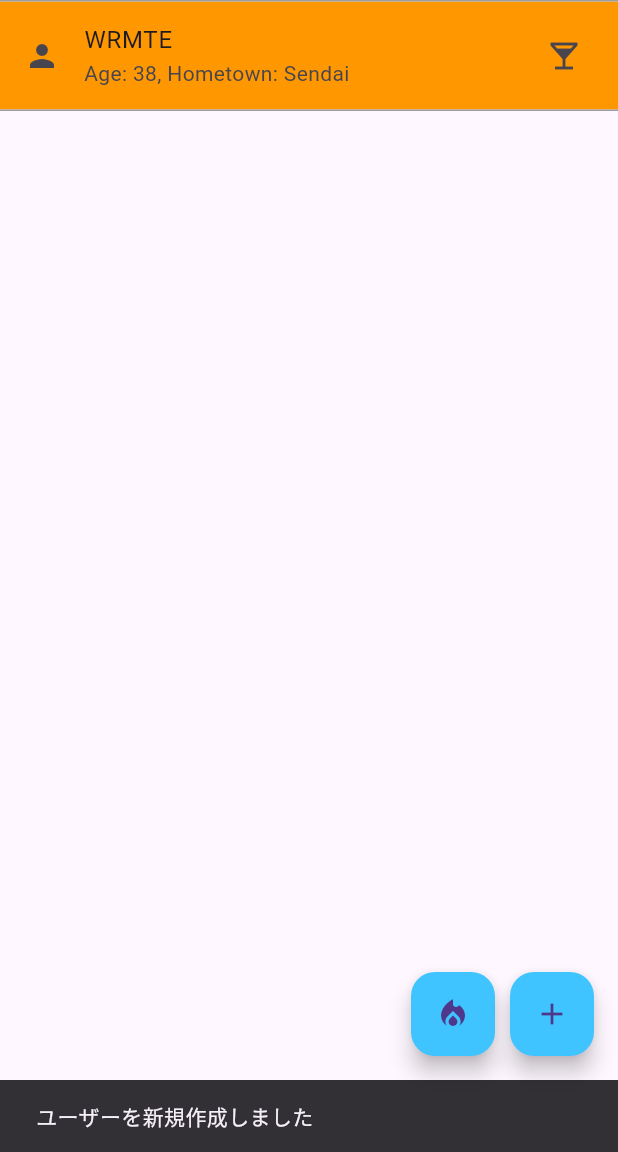
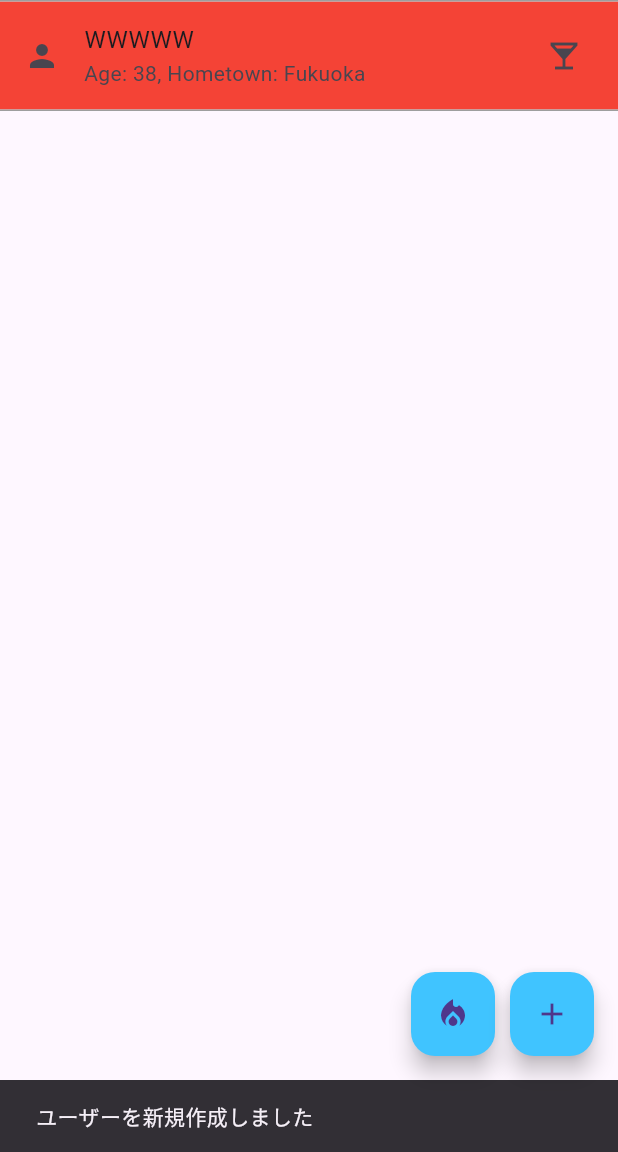
Before and after one commit to HaruhikoMotokawa/isar_sample, a Flutter app: the screen it shows after launch, after a tap on the "add" icon, on a phone screen of 412 x 824 dp, the part 84-1236 px from its top. Run offline on Flutter 3.47's test engine with Material 3 defaults, Android fonts, the phone set to English and light mode, and no system bars; our stand-ins replace flutter_hooks, flutter_riverpod, gap, hooks_riverpod, isar, riverpod_annotation; accounts and stored records are empty; generated files the repository leaves out were written again.

Commit message:
feat: ユーザークラスにランダムな値で生成するファクトリメソッドを追加

```diff
--- a/lib/domains/user.dart
+++ b/lib/domains/user.dart
@@ -1,3 +1,5 @@
+import 'dart:math';
+
 import 'package:isar_sample/domains/home_town.dart';
 
 /// アプリ上で扱うユーザーの情報の型
@@ -10,6 +12,17 @@ class User {
     required this.homeTown,
     this.id,
   });
+
+  /// ランダムな値でUserオブジェクトを生成するファクトリメソッド
+  User.random()
+      : name = String.fromCharCodes(
+          List.generate(5, (_) => Random().nextInt(26) + 65),
+        ),
+        age = Random().nextInt(43) + 18,
+        isDrinkingAlcohol = Random().nextBool(),
+        homeTown = HomeTown.values[Random().nextInt(HomeTown.values.length)],
+        id = null;
+
   final int? id;
   final String name;
   final int age;
@@ -33,4 +46,15 @@ class User {
       homeTown: homeTown ?? this.homeTown,
     );
   }
+
+  /// ランダムな値で指定されたユーザー情報を更新するメソッド
+  /// IDと名前はそのままに、他のプロパティをランダムに更新します
+  User createUpdatedUser() {
+    final randomUser = User.random();
+    return copyWith(
+      age: randomUser.age,
+      isDrinkingAlcohol: randomUser.isDrinkingAlcohol,
+      homeTown: randomUser.homeTown,
+    );
+  }
 }
--- a/lib/presentations/home_screen/home_view_model.dart
+++ b/lib/presentations/home_screen/home_view_model.dart
@@ -1,8 +1,6 @@
 import 'dart:async';
-import 'dart:math';
 
 import 'package:isar_sample/data/repositories/user_repository/provider.dart';
-import 'package:isar_sample/domains/home_town.dart';
 import 'package:isar_sample/domains/user.dart';
 import 'package:riverpod_annotation/riverpod_annotation.dart';
 
@@ -16,7 +14,7 @@ class HomeViewModel extends _$HomeViewModel {
 
   /// ユーザー情報の作成と取得
   Future<List<User>> createAndFetchUser() async {
-    final user = _createRandomUser();
+    final user = User.random();
     await ref.read(userRepositoryProvider).create(user);
     return fetchAllUsers();
   }
@@ -29,14 +27,7 @@ class HomeViewModel extends _$HomeViewModel {
   ///
   /// 更新内容はidとname以外の項目をランダムに更新する
   Future<List<User>> updateAndFetchUser(User user) async {
-    final randomUser = _createRandomUser();
-    final updatedUser = user.copyWith(
-      id: user.id,
-      name: user.name,
-      age: randomUser.age,
-      isDrinkingAlcohol: randomUser.isDrinkingAlcohol,
-      homeTown: randomUser.homeTown,
-    );
+    final updatedUser = user.createUpdatedUser();
     await ref.read(userRepositoryProvider).update(updatedUser);
     return fetchAllUsers();
   }
@@ -54,27 +45,4 @@ class HomeViewModel extends _$HomeViewModel {
     await ref.read(userRepositoryProvider).deleteAll();
     return [];
   }
-
-  /// ランダムなユーザー情報の生成
-  User _createRandomUser() {
-    // 乱数生成のためのインスタンス
-    final random = Random();
-    // ランダムな名前の生成 (アルファベットをランダムに結合)
-    final name =
-        String.fromCharCodes(List.generate(5, (_) => random.nextInt(26) + 65));
-    // ランダムな年齢 (18から60歳の範囲で生成)
-    final age = random.nextInt(43) + 18;
-    // ランダムな飲酒フラグ
-    final isDrinkingAlcohol = random.nextBool();
-    // ランダムな出身地
-    const homeTownValues = HomeTown.values;
-    final homeTown = homeTownValues[random.nextInt(homeTownValues.length)];
-    // ランダムユーザーの作成
-    return User(
-      name: name,
-      age: age,
-      isDrinkingAlcohol: isDrinkingAlcohol,
-      homeTown: homeTown,
-    );
-  }
 }
```
